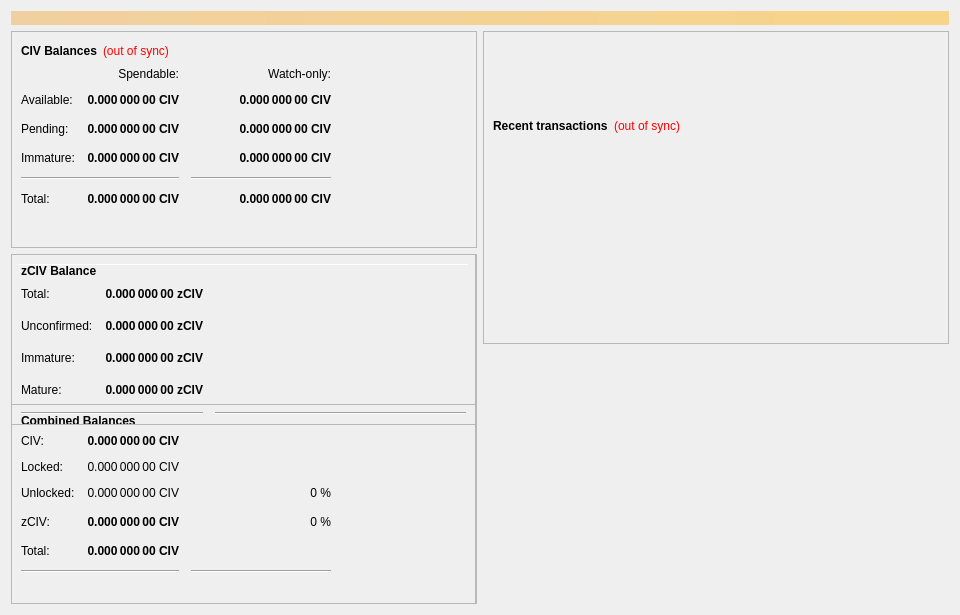
The window that src/qt/forms/overviewpage.ui (enox-c/enox-c) describes before a commit, drawn with Qt 5.
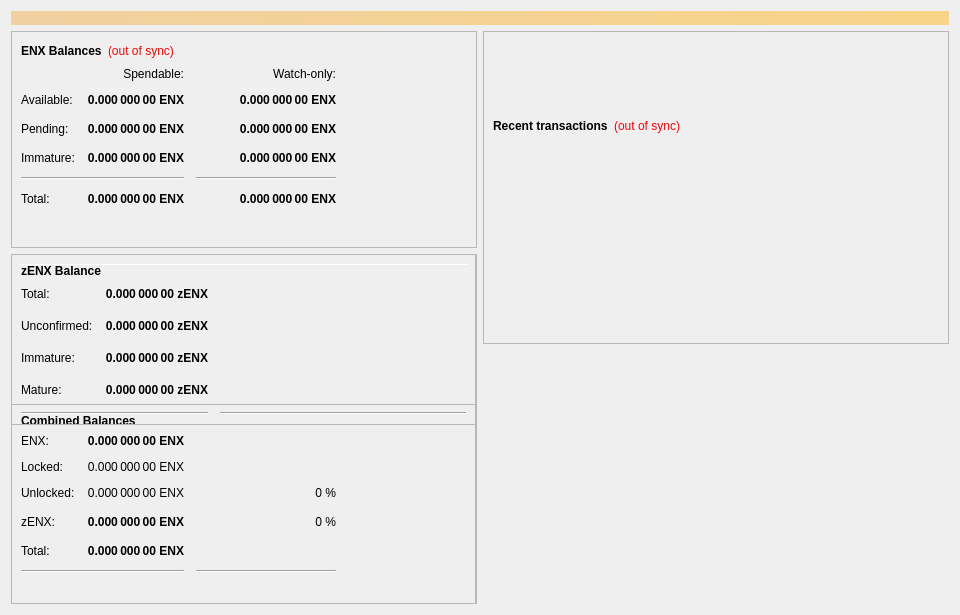
The same window after the commit.

```diff
--- a/src/qt/forms/overviewpage.ui
+++ b/src/qt/forms/overviewpage.ui
@@ -60,7 +60,7 @@
                </font>
               </property>
               <property name="text">
-               <string>CIV Balances</string>
+               <string>ENX Balances</string>
               </property>
              </widget>
             </item>
@@ -118,7 +118,7 @@
                <string>Unconfirmed transactions to watch-only addresses</string>
               </property>
               <property name="text">
-               <string notr="true">0.000 000 00 CIV</string>
+               <string notr="true">0.000 000 00 ENX</string>
               </property>
               <property name="alignment">
                <set>Qt::AlignRight|Qt::AlignTrailing|Qt::AlignVCenter</set>
@@ -143,7 +143,7 @@
                <string>Total of transactions that have yet to be confirmed, and do not yet count toward the spendable balance</string>
               </property>
               <property name="text">
-               <string notr="true">0.000 000 00 CIV</string>
+               <string notr="true">0.000 000 00 ENX</string>
               </property>
               <property name="alignment">
                <set>Qt::AlignRight|Qt::AlignTrailing|Qt::AlignVCenter</set>
@@ -168,7 +168,7 @@
                <string>Staked or masternode rewards in watch-only addresses that has not yet matured</string>
               </property>
               <property name="text">
-               <string notr="true">0.000 000 00 CIV</string>
+               <string notr="true">0.000 000 00 ENX</string>
               </property>
               <property name="alignment">
                <set>Qt::AlignRight|Qt::AlignTrailing|Qt::AlignVCenter</set>
@@ -226,7 +226,7 @@
                <string>Staked or masternode rewards that has not yet matured</string>
               </property>
               <property name="text">
-               <string notr="true">0.000 000 00 CIV</string>
+               <string notr="true">0.000 000 00 ENX</string>
               </property>
               <property name="alignment">
                <set>Qt::AlignRight|Qt::AlignTrailing|Qt::AlignVCenter</set>
@@ -271,7 +271,7 @@
                <string>Your current total balance</string>
               </property>
               <property name="text">
-               <string notr="true">0.000 000 00 CIV</string>
+               <string notr="true">0.000 000 00 ENX</string>
               </property>
               <property name="alignment">
                <set>Qt::AlignRight|Qt::AlignTrailing|Qt::AlignVCenter</set>
@@ -296,7 +296,7 @@
                <string>Current total balance in watch-only addresses</string>
               </property>
               <property name="text">
-               <string notr="true">0.000 000 00 CIV</string>
+               <string notr="true">0.000 000 00 ENX</string>
               </property>
               <property name="alignment">
                <set>Qt::AlignRight|Qt::AlignTrailing|Qt::AlignVCenter</set>
@@ -338,7 +338,7 @@
                <string>Your current spendable balance</string>
               </property>
               <property name="text">
-               <string notr="true">0.000 000 00 CIV</string>
+               <string notr="true">0.000 000 00 ENX</string>
               </property>
               <property name="alignment">
                <set>Qt::AlignRight|Qt::AlignTrailing|Qt::AlignVCenter</set>
@@ -363,7 +363,7 @@
                <string>Your current balance in watch-only addresses</string>
               </property>
               <property name="text">
-               <string notr="true">0.000 000 00 CIV</string>
+               <string notr="true">0.000 000 00 ENX</string>
               </property>
               <property name="alignment">
                <set>Qt::AlignRight|Qt::AlignTrailing|Qt::AlignVCenter</set>
@@ -963,7 +963,7 @@
                 <string>Total of transactions that have yet to be confirmed, and do not yet count toward the spendable balance</string>
                </property>
                <property name="text">
-                <string notr="true">0.000 000 00 CIV</string>
+                <string notr="true">0.000 000 00 ENX</string>
                </property>
                <property name="alignment">
                 <set>Qt::AlignRight|Qt::AlignTrailing|Qt::AlignVCenter</set>
@@ -988,7 +988,7 @@
                 <string>Total Balance, including unconfirmed and immature coins.</string>
                </property>
                <property name="text">
-                <string notr="true">0.000 000 00 CIV</string>
+                <string notr="true">0.000 000 00 ENX</string>
                </property>
                <property name="alignment">
                 <set>Qt::AlignRight|Qt::AlignTrailing|Qt::AlignVCenter</set>
@@ -1021,7 +1021,7 @@
              <item row="1" column="0">
               <widget class="QLabel" name="labelBalanceTextz">
                <property name="text">
-                <string>CIV:</string>
+                <string>ENX:</string>
                </property>
               </widget>
              </item>
@@ -1040,7 +1040,7 @@
                 <string>Your current spendable balance</string>
                </property>
                <property name="text">
-                <string notr="true">0.000 000 00 CIV</string>
+                <string notr="true">0.000 000 00 ENX</string>
                </property>
                <property name="alignment">
                 <set>Qt::AlignRight|Qt::AlignTrailing|Qt::AlignVCenter</set>
@@ -1056,7 +1056,7 @@
                 <string/>
                </property>
                <property name="text">
-                <string>zCIV:</string>
+                <string>zENX:</string>
                </property>
               </widget>
              </item>
@@ -1090,7 +1090,7 @@
                 <string>Locked CIV or Masternode collaterals. These are excluded from zCIV minting.</string>
                </property>
                <property name="text">
-                <string>0.000 000 00 CIV</string>
+                <string>0.000 000 00 ENX</string>
                </property>
                <property name="alignment">
                 <set>Qt::AlignRight|Qt::AlignTrailing|Qt::AlignVCenter</set>
@@ -1123,7 +1123,7 @@
                 <string>Unlocked CIVs. These can be used for zCIV minting.</string>
                </property>
                <property name="text">
-                <string>0.000 000 00 CIV</string>
+                <string>0.000 000 00 ENX</string>
                </property>
                <property name="alignment">
                 <set>Qt::AlignRight|Qt::AlignTrailing|Qt::AlignVCenter</set>
@@ -1190,7 +1190,7 @@
                 </font>
                </property>
                <property name="text">
-                <string>zCIV Balance</string>
+                <string>zENX Balance</string>
                </property>
               </widget>
              </item>
@@ -1234,7 +1234,7 @@
                 <string>All available zCIV, unconfirmed and immature zCIV included.</string>
                </property>
                <property name="text">
-                <string notr="true">0.000 000 00 zCIV</string>
+                <string notr="true">0.000 000 00 zENX</string>
                </property>
                <property name="alignment">
                 <set>Qt::AlignRight|Qt::AlignTrailing|Qt::AlignVCenter</set>
@@ -1312,7 +1312,7 @@
 These zCIV are spendable.</string>
                </property>
                <property name="text">
-                <string>0.000 000 00 zCIV</string>
+                <string>0.000 000 00 zENX</string>
                </property>
                <property name="alignment">
                 <set>Qt::AlignRight|Qt::AlignTrailing|Qt::AlignVCenter</set>
@@ -1343,7 +1343,7 @@
 Immature: confirmed, but less than 1 mints of the same denomination after it was minted</string>
                </property>
                <property name="text">
-                <string>0.000 000 00 zCIV</string>
+                <string>0.000 000 00 zENX</string>
                </property>
                <property name="alignment">
                 <set>Qt::AlignRight|Qt::AlignTrailing|Qt::AlignVCenter</set>
@@ -1387,7 +1387,7 @@
 Immature: confirmed, but less than 1 mints of the same denomination after it was minted</string>
                </property>
                <property name="text">
-                <string>0.000 000 00 zCIV</string>
+                <string>0.000 000 00 zENX</string>
                </property>
                <property name="alignment">
                 <set>Qt::AlignRight|Qt::AlignTrailing|Qt::AlignVCenter</set>
```
Left out of the diff: 26 changed lines with no effect on the pictures.
